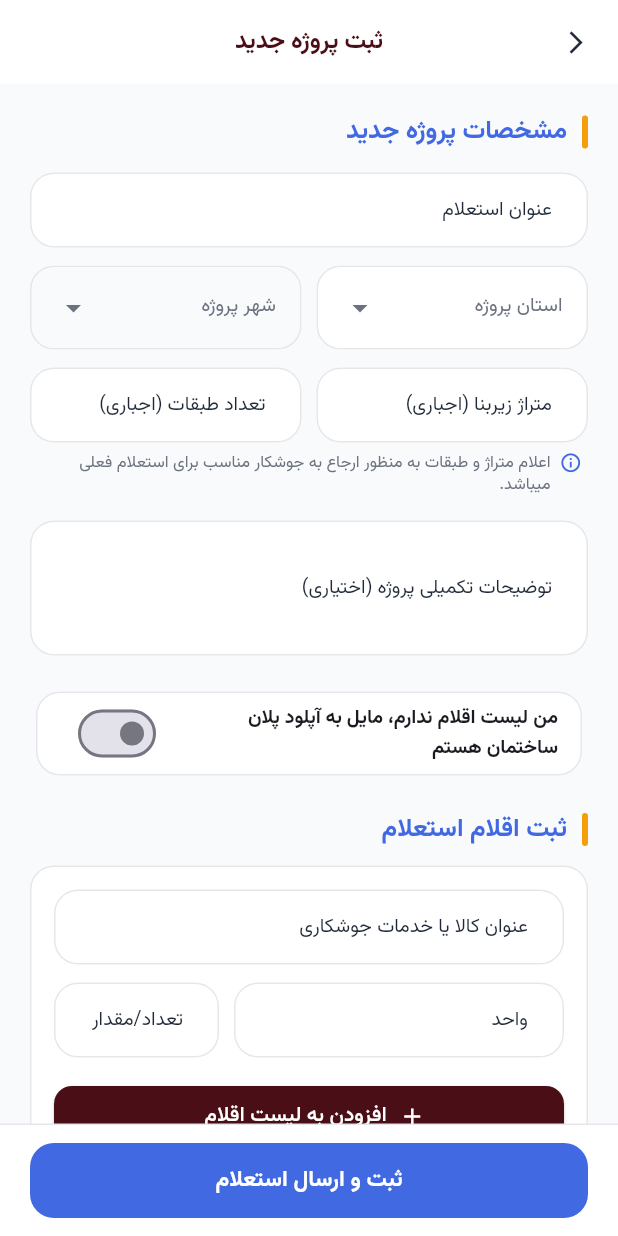
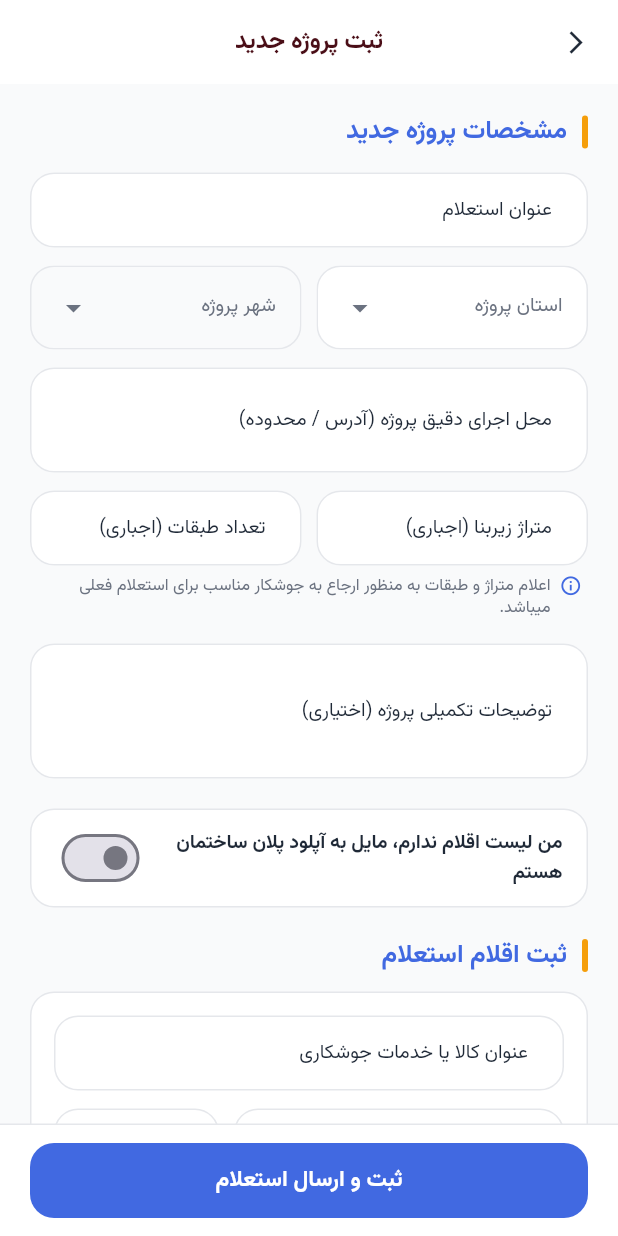
Before and after one commit to MrRezai/payasun-app, a Flutter app: the CreateInquiryScreen screen opened directly, on a phone screen of 412 x 824 dp. Run offline on Flutter 3.47's test engine with Material 3 defaults, Android fonts, the phone set to English and light mode, and no system bars; our stand-ins replace file_picker, shamsi_date, shared_preferences; accounts and stored records are empty; network calls fail.

```diff
--- a/mobile-app/lib/providers/inquiry_provider.dart
+++ b/mobile-app/lib/providers/inquiry_provider.dart
@@ -145,6 +145,7 @@ class InquiryProvider with ChangeNotifier {
     required String description,
     required String city,
     required String province,
+    String? address,
     String? estimationType,
   }) async {
     _isLoading = true;
@@ -172,6 +173,7 @@ class InquiryProvider with ChangeNotifier {
         description: description,
         city: city,
         province: province,
+        address: address,
         hasBlueprint: _hasBlueprint,
         estimationType: estimationType,
         items: _hasBlueprint ? [] : _manualItems,
--- a/mobile-app/lib/screens/employer/create_inquiry_screen.dart
+++ b/mobile-app/lib/screens/employer/create_inquiry_screen.dart
@@ -19,6 +19,7 @@ class _CreateInquiryScreenState extends State<CreateInquiryScreen> {
   final _formKey = GlobalKey<FormState>();
   final _titleController = TextEditingController();
   final _descController = TextEditingController();
+  final _addressController = TextEditingController();
   final _areaController = TextEditingController();
   final _floorsController = TextEditingController();
 
@@ -150,6 +151,7 @@ class _CreateInquiryScreenState extends State<CreateInquiryScreen> {
   void dispose() {
     _titleController.dispose();
     _descController.dispose();
+    _addressController.dispose();
     _areaController.dispose();
     _floorsController.dispose();
     _itemTitleController.dispose();
@@ -185,9 +187,11 @@ class _CreateInquiryScreenState extends State<CreateInquiryScreen> {
     }
 
     String finalDescription = _descController.text.trim();
+    final addressText = _addressController.text.trim();
     final areaText = _areaController.text.trim();
     final floorsText = _floorsController.text.trim();
     List<String> extraDetails = [];
+    if (addressText.isNotEmpty) extraDetails.add('محل اجرای دقیق: $addressText');
     if (areaText.isNotEmpty) extraDetails.add('متراژ زیربنا: ${Formatters.toPersianNumbers(areaText)} مترمربع');
     if (floorsText.isNotEmpty) extraDetails.add('تعداد طبقات: ${Formatters.toPersianNumbers(floorsText)} طبقه');
     if (extraDetails.isNotEmpty) {
@@ -212,6 +216,7 @@ class _CreateInquiryScreenState extends State<CreateInquiryScreen> {
             description: finalDescription,
             city: _selectedCityName!,
             province: _selectedProvinceName!,
+            address: addressText,
             estimationType: _estimationType,
           );
 
@@ -227,6 +232,7 @@ class _CreateInquiryScreenState extends State<CreateInquiryScreen> {
       );
       _titleController.clear();
       _descController.clear();
+      _addressController.clear();
       _areaController.clear();
       _floorsController.clear();
       setState(() {
@@ -720,6 +726,16 @@ class _CreateInquiryScreenState extends State<CreateInquiryScreen> {
                     ),
                   ),
                 ],
+              ),
+              const SizedBox(height: 12),
+
+              // Exact Address & Execution Location Field
+              _buildTextField(
+                controller: _addressController,
+                label: 'محل اجرای دقیق پروژه (آدرس / محدوده)',
+                hint: 'مثال: خیابان شریعتی، کوچه ۱۴، پلاک ۲۵ (یا محدوده دقیق کارگاه)',
+                maxLines: 2,
+                validator: (value) => value == null || value.trim().isEmpty ? 'لطفاً محل اجرای دقیق پروژه را وارد کنید' : null,
               ),
               const SizedBox(height: 12),
 
@@ -931,22 +947,35 @@ class _CreateInquiryScreenState extends State<CreateInquiryScreen> {
   }
 
   Widget _buildToggleCard(InquiryProvider provider) {
-    return Card(
-      elevation: 0,
+    return Container(
+      decoration: BoxDecoration(
         color: AppColors.white,
+        borderRadius: BorderRadius.circular(16),
+        border: Border.all(
+          color: provider.hasBlueprint
+              ? AppColors.royalBlue.withValues(alpha: 0.5)
+              : AppColors.borderGrey,
+          width: provider.hasBlueprint ? 1.5 : 1,
+        ),
+      ),
+      child: ClipRRect(
+        borderRadius: BorderRadius.circular(16),
+        child: Material(
+          color: Colors.transparent,
+          borderRadius: BorderRadius.circular(16),
+          clipBehavior: Clip.antiAlias,
+          child: SwitchListTile(
+            contentPadding: const EdgeInsets.symmetric(horizontal: 16, vertical: 4),
             shape: RoundedRectangleBorder(
               borderRadius: BorderRadius.circular(16),
-        side: const BorderSide(color: AppColors.borderGrey),
-      ),
-      child: ClipRRect(
-        borderRadius: BorderRadius.circular(16),
-        child: SwitchListTile(
+            ),
             title: const Text(
               'من لیست اقلام ندارم، مایل به آپلود پلان ساختمان هستم',
               style: TextStyle(
                 fontWeight: FontWeight.bold,
                 fontSize: 13,
                 fontFamily: 'Vazirmatn',
+                color: AppColors.textDark,
               ),
             ),
             value: provider.hasBlueprint,
@@ -955,6 +984,7 @@ class _CreateInquiryScreenState extends State<CreateInquiryScreen> {
             },
             activeThumbColor: AppColors.royalBlue,
             activeTrackColor: AppColors.royalBlue.withValues(alpha: 0.3),
+          ),
         ),
       ),
     );
@@ -1522,9 +1552,15 @@ class _CreateInquiryScreenState extends State<CreateInquiryScreen> {
                           ),
                           const Divider(height: 20, color: AppColors.borderGrey),
                           _buildPreviewItem(
-                            label: 'محل پروژه:',
+                            label: 'شهر و استان پروژه:',
                             value: '$_selectedProvinceName - $_selectedCityName',
                             icon: Icons.location_on_outlined,
+                          ),
+                          const Divider(height: 20, color: AppColors.borderGrey),
+                          _buildPreviewItem(
+                            label: 'محل اجرای دقیق پروژه (آدرس):',
+                            value: _addressController.text.trim().isNotEmpty ? _addressController.text.trim() : 'ثبت نشده',
+                            icon: Icons.map_outlined,
                           ),
                           const Divider(height: 20, color: AppColors.borderGrey),
                           _buildPreviewItem(
--- a/mobile-app/lib/services/api_service.dart
+++ b/mobile-app/lib/services/api_service.dart
@@ -106,6 +106,7 @@ class ApiService {
     required String description,
     required String city,
     required String province,
+    String? address,
     required bool hasBlueprint,
     String? estimationType,
     required List<InquiryItem> items,
@@ -115,6 +116,7 @@ class ApiService {
       'description': description,
       'city': city,
       'province': province,
+      if (address != null) 'address': address,
       'has_blueprint': hasBlueprint,
       if (estimationType != null) 'estimation_type': estimationType,
       'items': items.map((e) => e.toJson()).toList(),
```
Also changed, not shown: 6 other files. Lines whose indentation alone changed are shown as unchanged.
